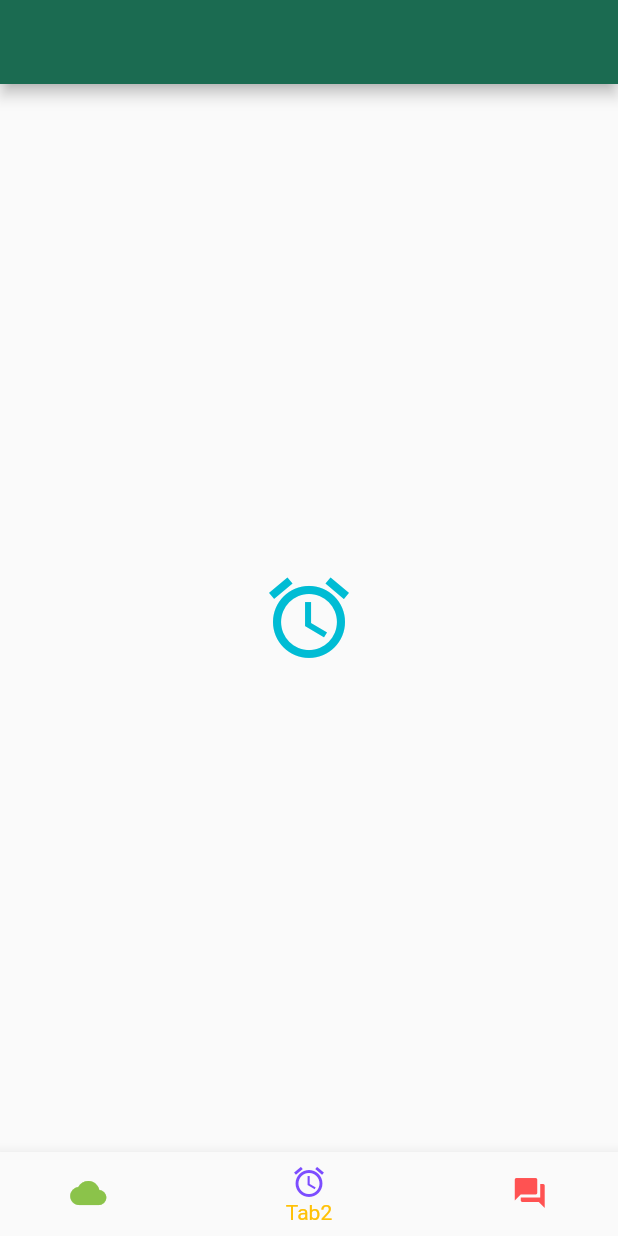
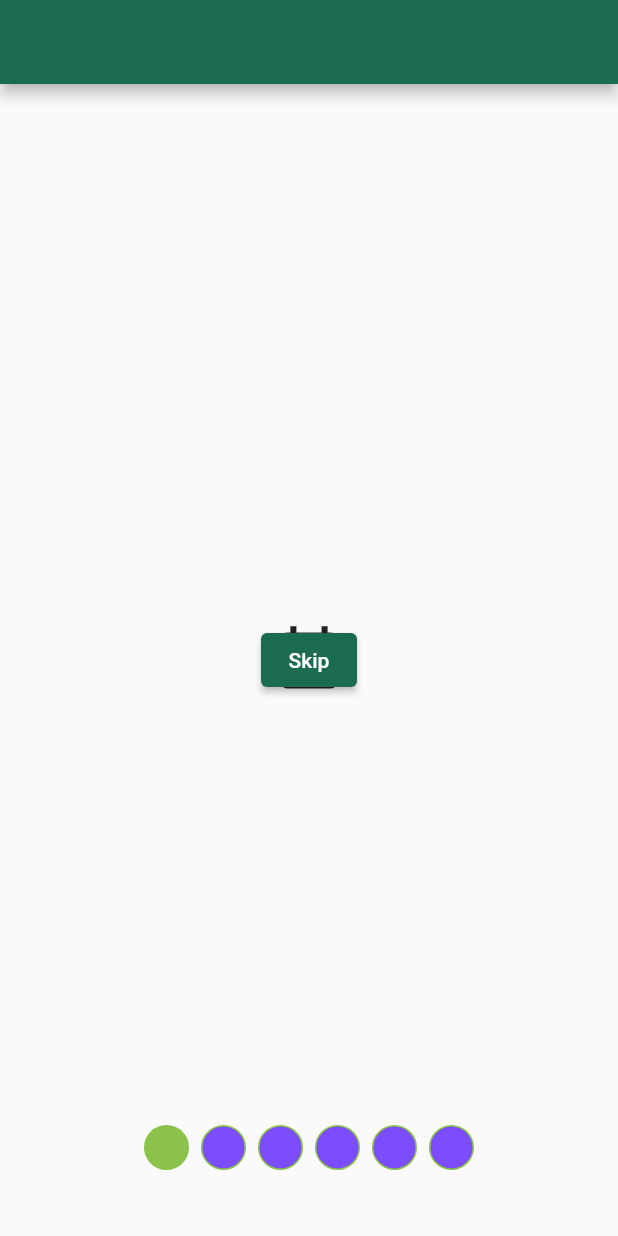
Before and after one commit to ForhadIsrafil/my-flutter-basics-code-modules, a Flutter app: the screen it shows after launch, on a phone screen of 412 x 824 dp. Run offline on Flutter 3.47's test engine with Material 2 defaults, Android fonts, the phone set to English and light mode, and no system bars; our stand-ins replace badges, convex_bottom_bar, fluttertoast.

Commit message:
page selector

```diff
--- /dev/null
+++ b/lib/NavigationExamples/PageSelectorPageExample.dart
@@ -0,0 +1,94 @@
+import 'package:flutter/material.dart';
+
+class PageSelectorPageExample extends StatefulWidget {
+  const PageSelectorPageExample({super.key});
+
+  @override
+  State<PageSelectorPageExample> createState() =>
+      _PageSelectorPageExampleState();
+}
+
+class _PageSelectorPageExampleState extends State<PageSelectorPageExample>
+    with SingleTickerProviderStateMixin {
+  late final TabController _tabController;
+
+  static const kIcons = [
+    Icon(
+      Icons.event,
+      size: 50.0,
+    ),
+    Icon(
+      Icons.home,
+      size: 50.0,
+    ),
+    Icon(
+      Icons.android,
+      size: 50.0,
+    ),
+    Icon(
+      Icons.alarm,
+      size: 50.0,
+    ),
+    Icon(
+      Icons.face,
+      size: 50.0,
+    ),
+    Icon(
+      Icons.language,
+      size: 50.0,
+    )
+  ];
+
+  @override
+  void initState() {
+    // TODO: implement initState
+    super.initState();
+    _tabController = TabController(
+      length: kIcons.length,
+      initialIndex: 0,
+      vsync: this,
+    );
+  }
+
+  @override
+  void dispose() {
+    // TODO: implement dispose
+    super.dispose();
+    _tabController.dispose();
+  }
+
+  @override
+  Widget build(BuildContext context) {
+    return Scaffold(
+      appBar: AppBar(),
+      body: Stack(
+        alignment: Alignment.center,
+        children: [
+          TabBarView(
+            controller: _tabController,
+            children: kIcons,
+          ),
+          Positioned(
+              bottom: 40.0,
+              child: TabPageSelector(
+                controller: _tabController,
+                color: Colors.deepPurpleAccent,
+                indicatorSize: 30.0,
+                selectedColor: Colors.lightGreen,
+              )),
+          ElevatedButton(
+            onPressed: () {
+              if (!_tabController.indexIsChanging) {
+                _tabController.animateTo(kIcons.length - 1);
+                Future.delayed(const Duration(seconds: 2), () {
+                  _tabController.animateTo(0);
+                });
+              }
+            },
+            child: const Text("Skip"),
+          )
+        ],
+      ),
+    );
+  }
+}
--- a/lib/main.dart
+++ b/lib/main.dart
@@ -4,7 +4,7 @@ import 'basics_widgets/dropdown_examples.dart';
 import 'layout/StackExamples.dart';
 import 'ListsExamples/ExpansionTileExample.dart';
 import 'AppBarExamples/ConvexAppBarExample.dart';
-import 'NavigationExamples/BottomNavigationBarExample.dart';
+import 'NavigationExamples/PageSelectorPageExample.dart';
 
 void main() => runApp(const MyApp());
 
@@ -22,7 +22,7 @@ class MyApp extends StatelessWidget {
           // primarySwatch: Colors.indigo,
           colorScheme: ColorScheme.fromSeed(
               seedColor: const Color.fromARGB(255, 183, 244, 216))),
-      home: const BottomNavigationBarExample(),
+      home: const PageSelectorPageExample(),
     );
   }
 }
```
